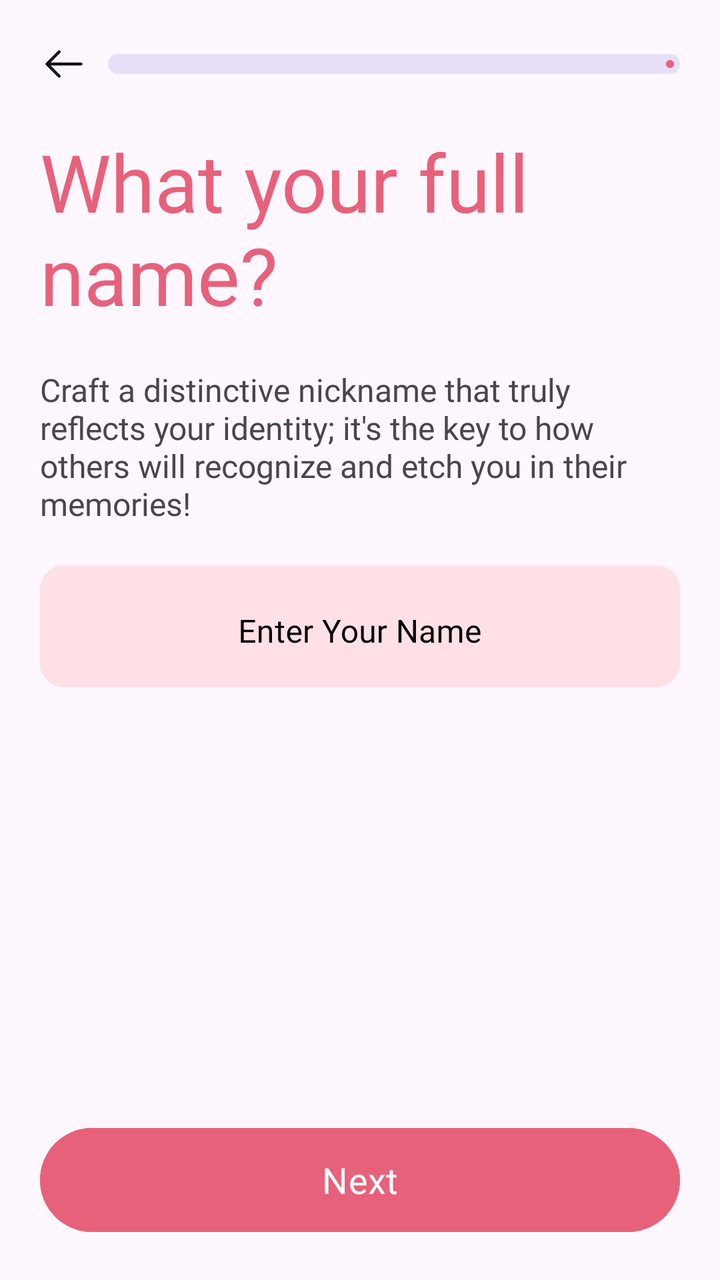
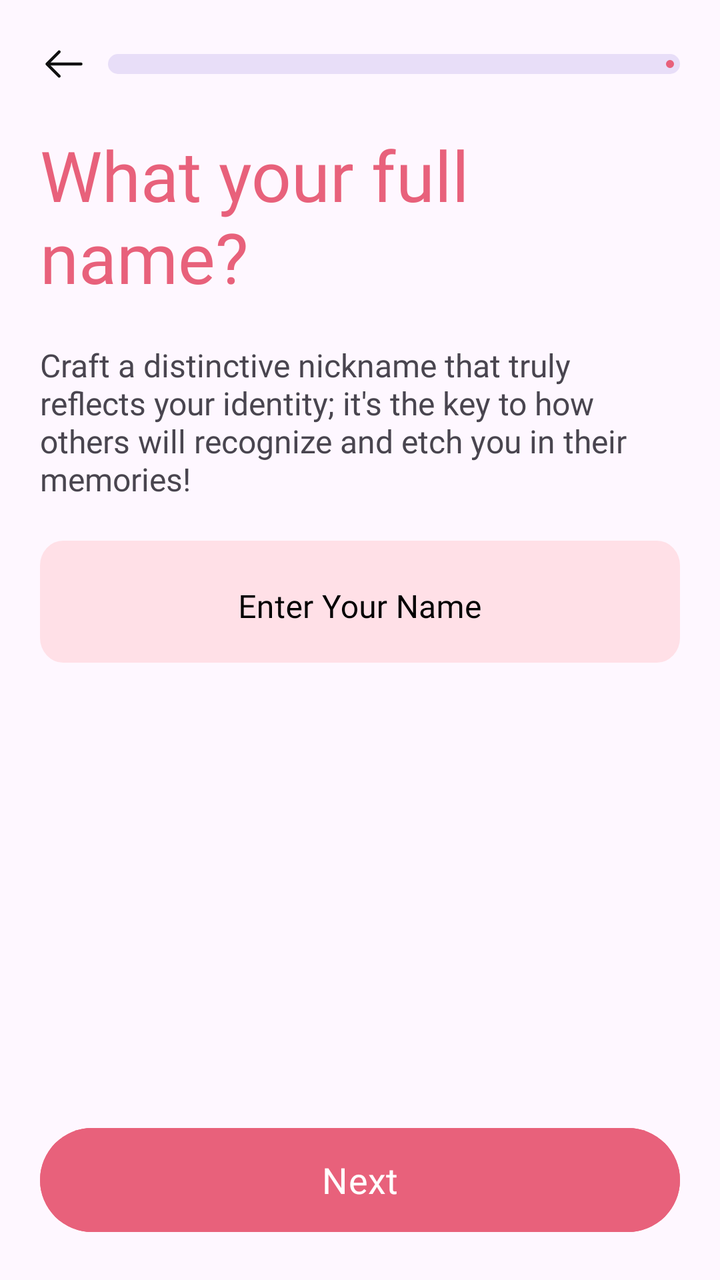

Screens rendered from an Android XML layout before and after an edit, with the pre-edit source and the edit as a unified diff.
<!-- AndroidManifest.xml: application theme Theme.DatingApp -->
<!-- res/layout/fragment_profile_full_name.xml -->
<?xml version="1.0" encoding="utf-8"?>
<RelativeLayout xmlns:android="http://schemas.android.com/apk/res/android"
    xmlns:tools="http://schemas.android.com/tools"
    android:layout_width="match_parent"
    android:layout_height="match_parent"
    xmlns:app="http://schemas.android.com/apk/res-auto"
    tools:context=".ProfileFullNameFragment"
    android:padding="20dp">

    <LinearLayout
        android:id="@+id/progress"
        android:layout_width="match_parent"
        android:layout_height="wrap_content">

        <ImageView
            android:layout_width="wrap_content"
            android:layout_height="wrap_content"
            android:src="@drawable/arrow_left"/>

        <com.google.android.material.progressindicator.LinearProgressIndicator
            android:layout_marginStart="10dp"
            android:layout_gravity="center"
            android:layout_width="match_parent"
            android:layout_height="wrap_content"
            android:progress="20"
            app:trackThickness="10dp"
            app:trackCornerRadius="20dp"
            app:indicatorColor="@color/basic"/>

    </LinearLayout>


    <TextView
        android:layout_marginTop="20dp"
        android:id="@+id/whatyouname"
        android:layout_width="wrap_content"
        android:layout_height="wrap_content"
        android:layout_below="@+id/progress"
        android:text="@string/what_your_full_name"
        android:fontFamily="@font/clashdisplay_bold"
        android:textSize="40sp"
        android:textColor="@color/basic"/>

    <TextView
        android:id="@+id/craft"
        android:layout_marginTop="20dp"
        android:layout_width="wrap_content"
        android:layout_height="wrap_content"
        android:layout_below="@+id/whatyouname"
        android:text="@string/craft_a_distinctive_nickname_that_truly_reflects_your_identity_it_s_the_key_to_how_others_will_recognize_and_etch_you_in_their_memories"
        android:fontFamily="@font/clashdisplay_medium"
        android:textSize="16sp"/>


    <com.google.android.material.textfield.TextInputLayout
        android:layout_marginTop="20dp"
        style="@style/MyTextInputLayout"
        android:layout_width="match_parent"
        android:layout_height="wrap_content"
        android:layout_below="@+id/craft"
        android:background="@drawable/textbox"
        android:hint="@string/enter_your_name"
        android:textColorHint="@color/black">

        <com.google.android.material.textfield.TextInputEditText
            android:gravity="center"
            android:fontFamily="@font/clashdisplay_medium"
            android:layout_width="match_parent"
            android:layout_height="match_parent"
            android:inputType="textPersonName"
            android:textColor="@color/black" />

    </com.google.android.material.textfield.TextInputLayout>


    <com.google.android.material.button.MaterialButton
        android:layout_alignParentBottom="true"
        android:id="@+id/signIn"
        android:layout_marginTop="10dp"
        android:layout_width="match_parent"
        android:layout_height="60dp"
        android:textSize="18sp"
        android:text="@string/next"
        android:fontFamily="@font/clashdisplay_bold"
        android:backgroundTint="@color/basic"/>

</RelativeLayout>
<!-- resources referenced by this layout -->
<resources>
  <color name="basic">#E8617B</color>
  <color name="black">#FF000000</color>
  <!-- drawable arrow_left (drawable) -->
  <vector xmlns:android="http://schemas.android.com/apk/res/android"
      android:width="24dp"
      android:height="24dp"
      android:viewportWidth="24"
      android:viewportHeight="24">
    <path
        android:pathData="M9.57,5.93L3.5,12L9.57,18.07"
        android:strokeLineJoin="round"
        android:strokeWidth="1.5"
        android:fillColor="#00000000"
        android:strokeColor="#111111"
        android:strokeLineCap="round"/>
    <path
        android:pathData="M20.5,12H3.67"
        android:strokeLineJoin="round"
        android:strokeWidth="1.5"
        android:fillColor="#00000000"
        android:strokeColor="#111111"
        android:strokeLineCap="round"/>
  </vector>
  <!-- drawable textbox (drawable) -->
  <?xml version="1.0" encoding="utf-8"?>
  <selector xmlns:android="http://schemas.android.com/apk/res/android">
      <item android:drawable="@drawable/normal_textbox" android:state_focused="false" android:state_window_focused="false"/>
      <item android:drawable="@drawable/focused_textbox"  android:state_focused="true" android:state_window_focused="true"/>
  </selector>
  <string name="craft_a_distinctive_nickname_that_truly_reflects_your_identity_it_s_the_key_to_how_others_will_recognize_and_etch_you_in_their_memories">Craft a distinctive nickname that truly reflects your identity; it\'s the key to how others will recognize and etch you in their memories!</string>
  <string name="enter_your_name">Enter Your Name</string>
  <string name="next">Next</string>
  <string name="what_your_full_name">What your full name?</string>
  <style name="MyTextInputLayout" parent="Widget.MaterialComponents.TextInputLayout.OutlinedBox">
          <item name="boxStrokeColor">@android:color/transparent</item>
          <item name="boxStrokeWidthFocused">0dp</item>
          <item name="boxStrokeWidth">0dp</item>
      </style>
  <style name="Theme.DatingApp" parent="Theme.MaterialComponents.NoActionBar">
          
          <item name="colorPrimary">@color/purple_500</item>
          <item name="colorPrimaryVariant">@color/purple_700</item>
          <item name="colorOnPrimary">@color/white</item>
          
          <item name="colorSecondary">@color/teal_200</item>
          <item name="colorSecondaryVariant">@color/teal_700</item>
          <item name="colorOnSecondary">@color/black</item>
          
          <item name="android:statusBarColor">?attr/colorPrimaryVariant</item>
          
      </style>
  <!-- drawable normal_textbox (drawable) -->
  <vector xmlns:android="http://schemas.android.com/apk/res/android"
      android:width="305dp"
      android:height="54dp"
      android:viewportWidth="305"
      android:viewportHeight="54">
    <path
        android:pathData="M11,0L294,0A11,11 0,0 1,305 11L305,43A11,11 0,0 1,294 54L11,54A11,11 0,0 1,0 43L0,11A11,11 0,0 1,11 0z"
        android:fillColor="#FFE0E7"/>
  </vector>
  <!-- drawable focused_textbox (drawable) -->
  <vector
      xmlns:android="http://schemas.android.com/apk/res/android"
      xmlns:aapt="http://schemas.android.com/aapt"
      android:width="305dp"
      android:height="54dp"
      android:viewportWidth="305"
      android:viewportHeight="54"
      >
    <group>
      <clip-path
          android:pathData="M11 0H294C300.075 0 305 4.92487 305 11V43C305 49.0751 300.075 54 294 54H11C4.92487 54 0 49.0751 0 43V11C0 4.92487 4.92487 0 11 0Z"
          />
      <path
          android:pathData="M0 0V54H305V0"
          android:fillColor="#FFE0E7"
          />
      <path
          android:pathData="M11 0H294C300.075 0 305 4.92487 305 11V43C305 49.0751 300.075 54 294 54H11C4.92487 54 0 49.0751 0 43V11C0 4.92487 4.92487 0 11 0Z"
          android:strokeWidth="2"
          android:strokeColor="#E8617B"
          />
    </group>
  </vector>
  <color name="purple_500">#FF6200EE</color>
  <color name="purple_700">#FF3700B3</color>
  <color name="white">#FFFFFFFF</color>
  <color name="teal_200">#FF03DAC5</color>
  <color name="teal_700">#FF018786</color>
</resources>

<!-- the commit's change to res/layout/fragment_profile_full_name.xml (unified diff, before → after) -->
@@ -38,7 +38,7 @@
         android:layout_below="@+id/progress"
         android:text="@string/what_your_full_name"
         android:fontFamily="@font/clashdisplay_bold"
-        android:textSize="40sp"
+        android:textSize="35sp"
         android:textColor="@color/basic"/>
 
     <TextView
